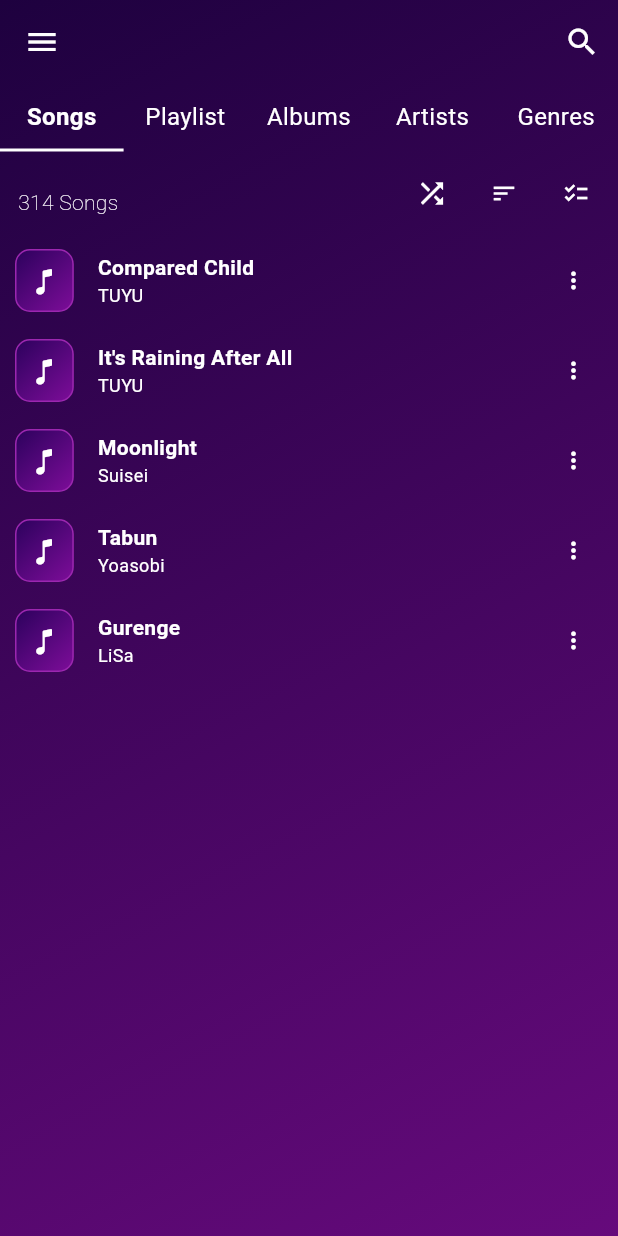
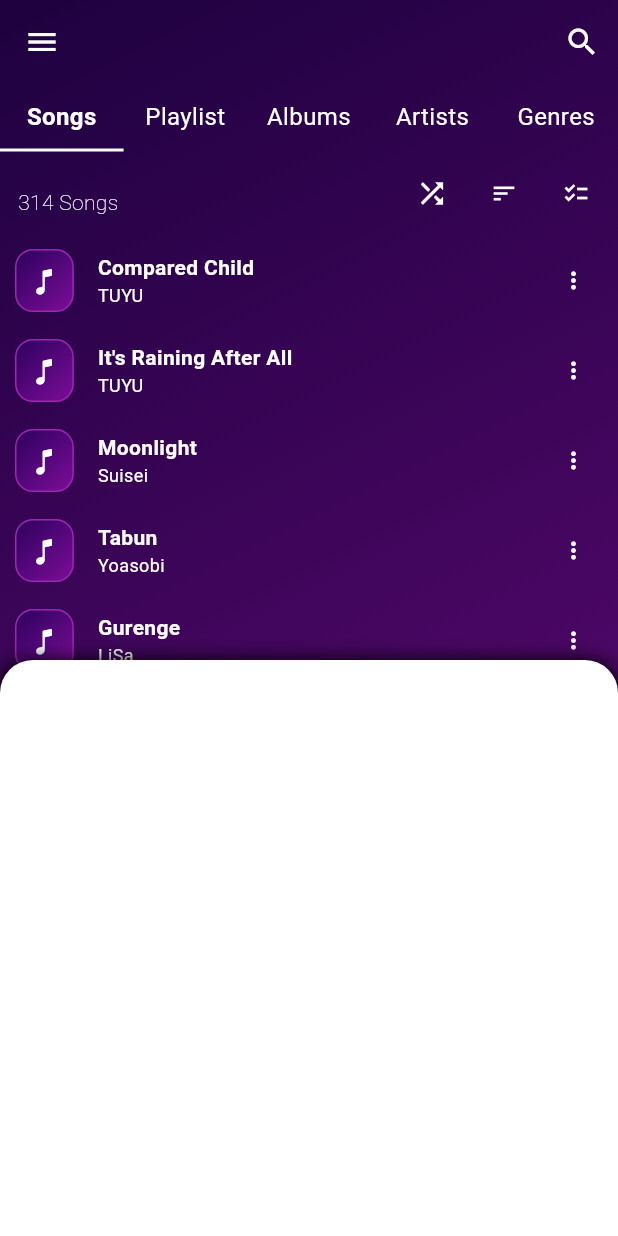
Before and after one commit to PengWin553/pengwin_music_player, a Flutter app: the screen it shows after launch, on a phone screen of 412 x 824 dp. Run offline on Flutter 3.47's test engine with Material 3 defaults, Android fonts, the light colour scheme and no system bars.

Commit message:
feat: temp bottom_sheet

```diff
--- a/lib/components/features/songs/screens/songs.dart
+++ b/lib/components/features/songs/screens/songs.dart
@@ -16,6 +16,7 @@ class _SongsState extends State<Songs> {
   Widget build(BuildContext context) {
     return Column(
       children: [
+        // Header row with song count and action buttons
         Row(
           // horizontal alignment
           mainAxisAlignment: MainAxisAlignment.spaceBetween,
@@ -65,8 +66,18 @@ class _SongsState extends State<Songs> {
           ],
         ),
 
-        SongsList(),
-
+        // Make the list scrollable and expanded to fill remaining space
+        Expanded(
+          child: SingleChildScrollView(
+            physics: AlwaysScrollableScrollPhysics(),
+            child: Padding(
+              // Add some padding at the bottom to ensure content can scroll
+              // beneath the bottom sheet when collapsed
+              padding: EdgeInsets.only(bottom: 150),
+              child: SongsList(),
+            ),
+          ),
+        ),
       ],
     );
   }
--- a/lib/components/features/songs/widgets/songs_list.dart
+++ b/lib/components/features/songs/widgets/songs_list.dart
@@ -16,14 +16,38 @@ class _SongsListState extends State<SongsList> {
     Song(title: "Moonlight", artist: "Suisei"),
     Song(title: "Tabun", artist: "Yoasobi"),
     Song(title: "Gurenge", artist: "LiSa"),
+    Song(title: "Cruel Angel's Thesis", artist: "Yoko Takahashi"),
+    Song(title: "Renai Circulation", artist: "Kana Hanazawa"),
+    Song(title: "Unlasting", artist: "LiSa"),
+    Song(title: "Gotoubun no Katachi", artist: "Nakano Quintuplets"),
+    Song(title: "Fly Me to the Moon", artist: "Claire"),
+    Song(title: "Unravel", artist: "TK from Ling Tosite Sigure"),
+    Song(title: "Blue Bird", artist: "Ikimono Gakari"),
+    Song(title: "Resister", artist: "ASCA"),
+    Song(title: "Kawaki wo Ameku", artist: "Minami"),
+    Song(title: "RISE", artist: "MADKID"),
+    Song(title: "Black Catcher", artist: "Vickeblanka"),
+    Song(title: "Kaikai Kitan", artist: "Eve"),
+    Song(title: "Sparkle", artist: "RADWIMPS"),
+    Song(title: "Nandemonaiya", artist: "RADWIMPS"),
+    Song(title: "Grand Escape", artist: "RADWIMPS ft. Toko Miura"),
+    Song(title: "Suzume", artist: "RADWIMPS ft. Toaka"),
+    Song(title: "Racing Into The Night", artist: "YOASOBI"),
+    Song(title: "Idol", artist: "YOASOBI"),
+    Song(title: "Monster", artist: "YOASOBI"),
+    Song(title: "Haruka", artist: "YOASOBI"),
   ];
+
   @override
   Widget build(BuildContext context) {
-    return Column(
-          mainAxisAlignment: MainAxisAlignment.start,
-          crossAxisAlignment: CrossAxisAlignment.stretch,
-          children:
-              songs.map((song) {
+    return ListView.builder(
+      // Important: disable scrolling in this ListView since the parent SingleChildScrollView handles it
+      physics: NeverScrollableScrollPhysics(),
+      // Important: ensure the ListView doesn't try to be infinitely tall
+      shrinkWrap: true,
+      itemCount: songs.length,
+      itemBuilder: (context, index) {
+        final song = songs[index];
         return Container(
           padding: EdgeInsets.fromLTRB(10, 6, 10, 6),
           child: Row(
@@ -45,7 +69,7 @@ class _SongsListState extends State<SongsList> {
                     ),
                     border: Border.all(color: Colors.purple),
                     borderRadius: BorderRadius.all(
-                              Radius.circular(10.0),
+                      Radius.circular(12.0),
                     ),
                   ),
                   child: Icon(
@@ -62,9 +86,7 @@ class _SongsListState extends State<SongsList> {
                 child: Container(
                   padding: EdgeInsets.fromLTRB(16, 5, 0, 5),
                   child: Column(
-                            crossAxisAlignment:
-                                CrossAxisAlignment
-                                    .start, // This aligns children to the left
+                    crossAxisAlignment: CrossAxisAlignment.start,
                     children: [
                       Text(
                         song.title,
@@ -99,8 +121,7 @@ class _SongsListState extends State<SongsList> {
             ],
           ),
         );
-              }).toList(),
-        )
-    ;
+      },
+    );
   }
 }
--- /dev/null
+++ b/lib/components/shared/widgets/bottom_sheet.dart
@@ -0,0 +1,61 @@
+import 'package:flutter/material.dart';
+
+class DraggableSheet extends StatefulWidget {
+  final Widget child;
+  const DraggableSheet({super.key, required this.child});
+
+  @override
+  State<DraggableSheet> createState() => _DraggableSheetState();
+}
+
+class _DraggableSheetState extends State<DraggableSheet> {
+
+  final sheet = GlobalKey();
+  final controller = DraggableScrollableController();
+  @override
+  Widget build(BuildContext context) {
+    return LayoutBuilder(builder: (builder, constraints) {
+      return DraggableScrollableSheet(
+
+        key: sheet,
+        initialChildSize: 0.5,
+        maxChildSize: 0.95,
+        minChildSize: 0,
+        expand: true,
+        snap: true,
+        snapSizes: [
+          60 / constraints.maxHeight,
+          0.5,
+        ],
+
+        builder: (BuildContext context, ScrollController scrollableController) {
+          return DecoratedBox(
+            decoration: const BoxDecoration(
+              color: Colors.white,
+              boxShadow: [
+                BoxShadow(
+                  color: Colors.black,
+                  blurRadius: 10,
+                  spreadRadius: 1,
+                  offset: Offset(0, 1),
+                )
+              ],
+
+              borderRadius: BorderRadius.only(topLeft: Radius.circular(22), topRight: Radius.circular(22))
+            ),
+
+            child: CustomScrollView(
+              controller: ScrollController(),
+              slivers: [
+                SliverToBoxAdapter(
+                  child: widget.child,
+                )
+              ],
+            )
+          );
+        }
+      );
+    },
+    );
+  }
+}
--- a/lib/main.dart
+++ b/lib/main.dart
@@ -1,6 +1,7 @@
 import 'package:flutter/material.dart';
 import 'components/shared/widgets/navigation/side_menu.dart';
 import 'components/features/songs/screens/songs.dart';
+import 'components/shared/widgets/bottom_sheet.dart';
 
 void main() => runApp(
   MaterialApp(
@@ -45,6 +46,7 @@ class _HomeState extends State<Home> {
         ],
       ),
     ),
+
     child: Scaffold(
       key: _scaffoldKey,
       // By default, Scaffold background is white
@@ -73,10 +75,14 @@ class _HomeState extends State<Home> {
         backgroundColor: Colors.transparent,
         foregroundColor: Colors.white,
       ),
+
       drawer: Drawer(
         child: SideMenu(onMenuItemSelected: _onMenuItemSelected),
       ),
-        body: Column(
+
+      body: Stack(
+        children: [
+          Column(
             children: [
               // Menu row
               Row(
@@ -118,10 +124,18 @@ class _HomeState extends State<Home> {
               ),
               // Main content area
               Expanded(
-              child: Align(
-                alignment: Alignment.topCenter,
                 child: _buildContent(),
               ),
+            ],
+          ),
+
+          // Position the DraggableSheet at the bottom
+          Positioned(
+            left: 0,
+            right: 0,
+            bottom: 0,
+            top: 0,
+            child: DraggableSheet(child: SizedBox(height: 100)),
           ),
         ],
       ),
```
Lines whose indentation alone changed are shown as unchanged.
